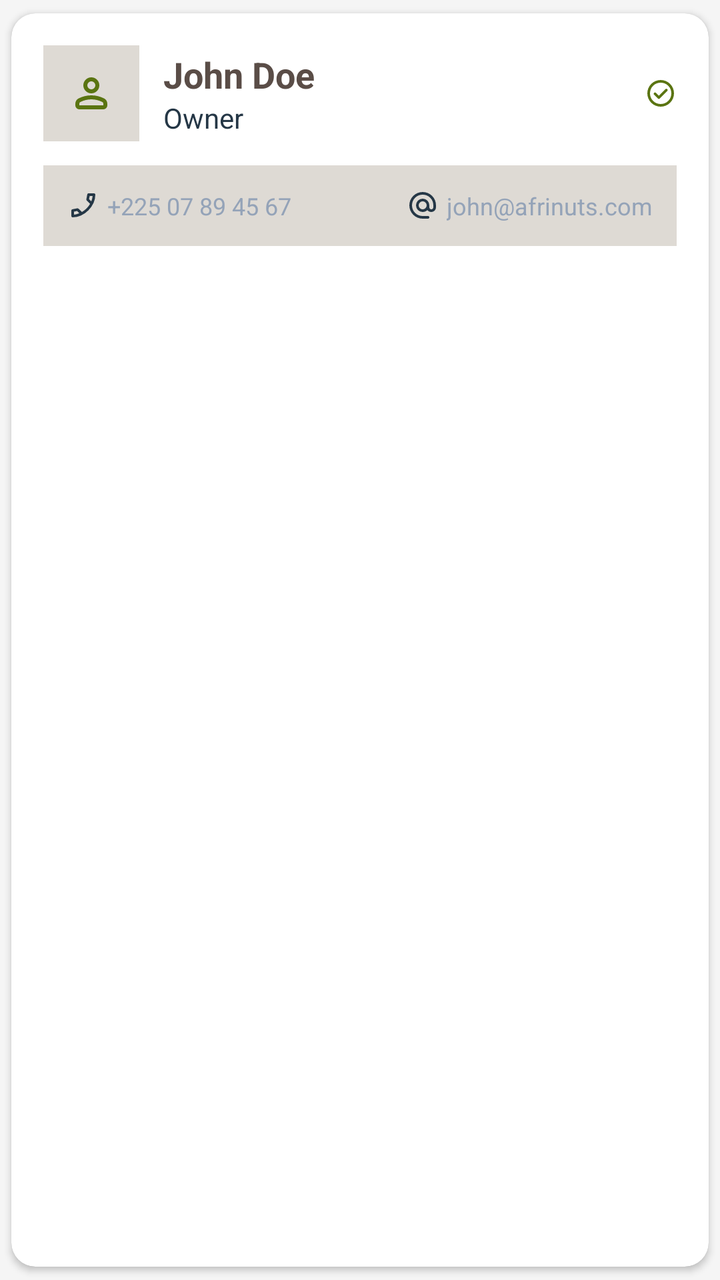
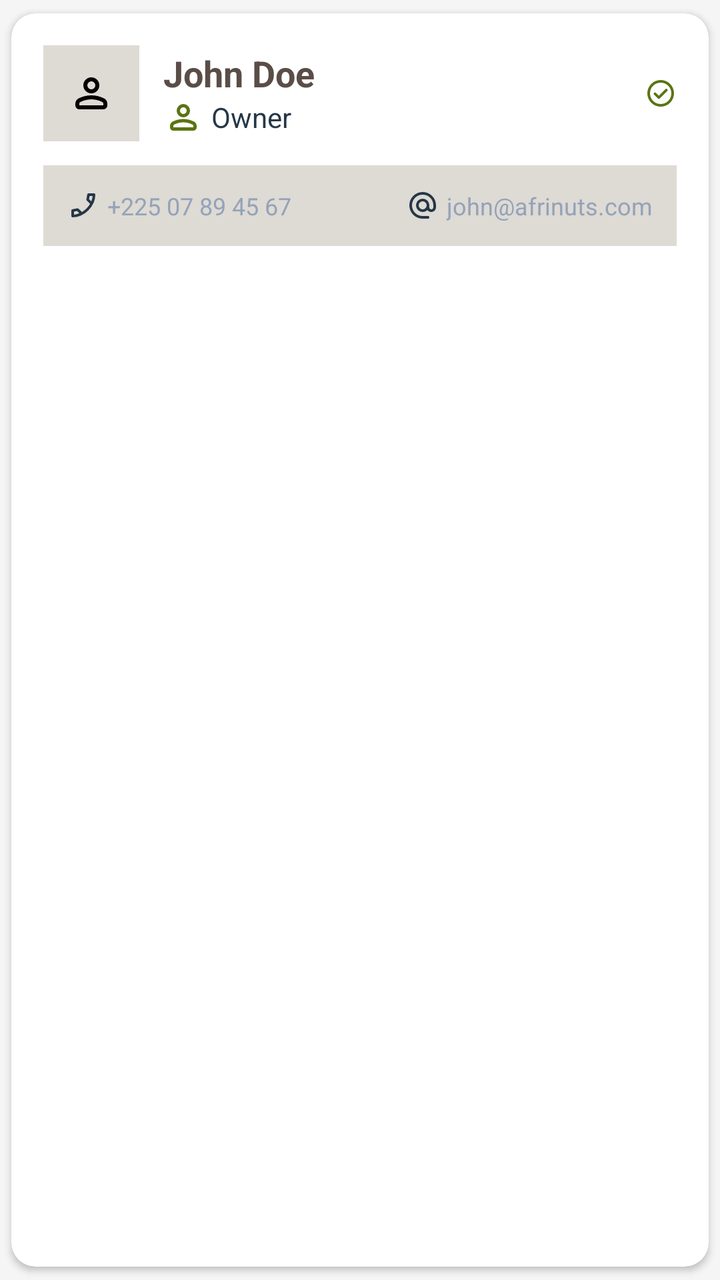

Compare the two renders of this Android layout. The source of the first and the diff that turns it into the second are given below.
<!-- AndroidManifest.xml: application theme Theme.AfriNutsFarmOS -->
<!-- res/layout/item_user.xml -->
<?xml version="1.0" encoding="utf-8"?>
<androidx.cardview.widget.CardView xmlns:android="http://schemas.android.com/apk/res/android"
    xmlns:app="http://schemas.android.com/apk/res-auto"
    android:layout_width="match_parent"
    android:layout_height="wrap_content"
    android:layout_margin="8dp"
    style="@style/Widget.AfriNuts.CardView"
    android:foreground="?android:attr/selectableItemBackground"
    android:clickable="true"
    android:focusable="true">

    <LinearLayout
        android:layout_width="match_parent"
        android:layout_height="wrap_content"
        android:orientation="vertical"
        android:padding="16dp">

        <LinearLayout
            android:layout_width="match_parent"
            android:layout_height="wrap_content"
            android:orientation="horizontal"
            android:gravity="center_vertical"
            android:layout_marginBottom="12dp">

            <ImageView
                android:id="@+id/userAvatar"
                android:layout_width="48dp"
                android:layout_height="48dp"
                android:src="@drawable/ic_person"
                app:tint="@color/primary"
                android:background="@color/warm_grey"
                android:padding="12dp"
                android:layout_marginEnd="12dp" />

            <LinearLayout
                android:layout_width="0dp"
                android:layout_height="wrap_content"
                android:layout_weight="1"
                android:orientation="vertical">

                <TextView
                    android:id="@+id/userName"
                    android:layout_width="wrap_content"
                    android:layout_height="wrap_content"
                    android:text="John Doe"
                    style="@style/Text.H4" />

                <TextView
                    android:id="@+id/userRole"
                    android:layout_width="wrap_content"
                    android:layout_height="wrap_content"
                    android:text="Owner"
                    style="@style/Text.Body.Small" />

            </LinearLayout>

            <ImageView
                android:id="@+id/userStatus"
                android:layout_width="16dp"
                android:layout_height="16dp"
                android:src="@drawable/ic_check_circle"
                app:tint="@color/primary"
                android:visibility="visible" />

        </LinearLayout>

        <LinearLayout
            android:layout_width="match_parent"
            android:layout_height="wrap_content"
            android:orientation="horizontal"
            android:background="@color/warm_grey"
            android:padding="12dp">

            <LinearLayout
                android:layout_width="0dp"
                android:layout_height="wrap_content"
                android:layout_weight="1"
                android:orientation="horizontal"
                android:gravity="center_vertical">

                <ImageView
                    android:layout_width="16dp"
                    android:layout_height="16dp"
                    android:src="@drawable/ic_phone"
                    app:tint="@color/navy"
                    android:layout_marginEnd="4dp" />

                <TextView
                    android:id="@+id/userPhone"
                    android:layout_width="wrap_content"
                    android:layout_height="wrap_content"
                    android:text="+225 07 89 45 67"
                    style="@style/Text.Caption.Small" />

            </LinearLayout>

            <LinearLayout
                android:layout_width="0dp"
                android:layout_height="wrap_content"
                android:layout_weight="1"
                android:orientation="horizontal"
                android:gravity="end">

                <ImageView
                    android:layout_width="16dp"
                    android:layout_height="16dp"
                    android:src="@drawable/ic_email"
                    app:tint="@color/navy"
                    android:layout_marginEnd="4dp" />

                <TextView
                    android:id="@+id/userEmail"
                    android:layout_width="wrap_content"
                    android:layout_height="wrap_content"
                    android:text="john@afrinuts.com"
                    style="@style/Text.Caption.Small" />

            </LinearLayout>

        </LinearLayout>

    </LinearLayout>

</androidx.cardview.widget.CardView>
<!-- resources referenced by this layout -->
<resources>
  <color name="navy">#253746</color>
  <color name="primary">#5A7411</color>
  <color name="warm_grey">#DEDAD4</color>
  <!-- drawable ic_check_circle (drawable) -->
  <vector xmlns:android="http://schemas.android.com/apk/res/android" android:height="24dp" android:tint="#000000" android:viewportHeight="960" android:viewportWidth="960" android:width="24dp">
        
      <path android:fillColor="@android:color/white" android:pathData="M424,552L338,466Q327,455 310,455Q293,455 282,466Q271,477 271,494Q271,511 282,522L396,636Q408,648 424,648Q440,648 452,636L678,410Q689,399 689,382Q689,365 678,354Q667,343 650,343Q633,343 622,354L424,552ZM480,880Q397,880 324,848.5Q251,817 197,763Q143,709 111.5,636Q80,563 80,480Q80,397 111.5,324Q143,251 197,197Q251,143 324,111.5Q397,80 480,80Q563,80 636,111.5Q709,143 763,197Q817,251 848.5,324Q880,397 880,480Q880,563 848.5,636Q817,709 763,763Q709,817 636,848.5Q563,880 480,880ZM480,800Q614,800 707,707Q800,614 800,480Q800,346 707,253Q614,160 480,160Q346,160 253,253Q160,346 160,480Q160,614 253,707Q346,800 480,800ZM480,480Q480,480 480,480Q480,480 480,480Q480,480 480,480Q480,480 480,480Q480,480 480,480Q480,480 480,480Q480,480 480,480Q480,480 480,480Z"/>
      
  </vector>
  <style name="Text.Body.Small" parent="Text">
          <item name="android:textSize">14sp</item>
          <item name="android:textColor">@color/navy</item>
      </style>
  <style name="Text.Caption.Small" parent="Text.Caption">
          <item name="android:textSize">12sp</item>
          <item name="android:textColor">#94A3B8</item>
      </style>
  <style name="Text.H4" parent="Text">
          <item name="android:textSize">18sp</item>
          <item name="android:textStyle">bold</item>
      </style>
  <style name="Widget.AfriNuts.CardView" parent="Widget.MaterialComponents.CardView">
          <item name="cardCornerRadius">12dp</item>
          <item name="cardElevation">2dp</item>
          <item name="cardBackgroundColor">@android:color/white</item>
          <item name="cardUseCompatPadding">true</item>
      </style>
  <style name="Text">
          <item name="android:textColor">@color/text_dark</item>
          <item name="android:textSize">16sp</item>
          <item name="android:lineSpacingExtra">4sp</item>
          <item name="android:fontFamily">sans-serif</item>
      </style>
  <style name="Text.Caption" parent="Text">
          <item name="android:textSize">14sp</item>
          <item name="android:textColor">@color/navy</item>
      </style>
  <color name="olive">#698714</color>
  <color name="text_light">#FFFFFF</color>
  <color name="accent">#E04E00</color>
  <color name="dark_orange">#9C3D10</color>
  <color name="background">#F5F5F5</color>
  <color name="text_dark">#5A4D47</color>
  <style name="Widget.AfriNuts.Button" parent="Widget.MaterialComponents.Button">
          <item name="android:textAppearance">@style/Text.Button</item>
          <item name="backgroundTint">@color/primary</item>
          <item name="rippleColor">@color/accent</item>
          <item name="cornerRadius">8dp</item>
          <item name="android:paddingLeft">16dp</item>
          <item name="android:paddingRight">16dp</item>
          <item name="android:paddingTop">12dp</item>
          <item name="android:paddingBottom">12dp</item>
      </style>
  <style name="Text.Button" parent="Text">
          <item name="android:textSize">14sp</item>
          <item name="android:textStyle">bold</item>
          <item name="android:textAllCaps">false</item>
      </style>
  <!-- unchanged entries left out for length: 4 -->
</resources>

<!-- the commit's change to res/layout/item_user.xml (unified diff, before → after) -->
@@ -27,7 +27,6 @@
                 android:layout_width="48dp"
                 android:layout_height="48dp"
                 android:src="@drawable/ic_person"
-                app:tint="@color/primary"
                 android:background="@color/warm_grey"
                 android:padding="12dp"
                 android:layout_marginEnd="12dp" />
@@ -45,12 +44,29 @@
                     android:text="John Doe"
                     style="@style/Text.H4" />
 
-                <TextView
-                    android:id="@+id/userRole"
+                <LinearLayout
                     android:layout_width="wrap_content"
                     android:layout_height="wrap_content"
-                    android:text="Owner"
-                    style="@style/Text.Body.Small" />
+                    android:orientation="horizontal"
+                    android:gravity="center_vertical">
+
+                    
+                    <ImageView
+                        android:id="@+id/roleIcon"
+                        android:layout_width="20dp"
+                        android:layout_height="20dp"
+                        android:src="@drawable/ic_person"
+                        app:tint="@color/primary"
+                        android:layout_marginEnd="4dp" />
+
+                    <TextView
+                        android:id="@+id/userRole"
+                        android:layout_width="wrap_content"
+                        android:layout_height="wrap_content"
+                        android:text="Owner"
+                        style="@style/Text.Body.Small" />
+
+                </LinearLayout>
 
             </LinearLayout>
 
